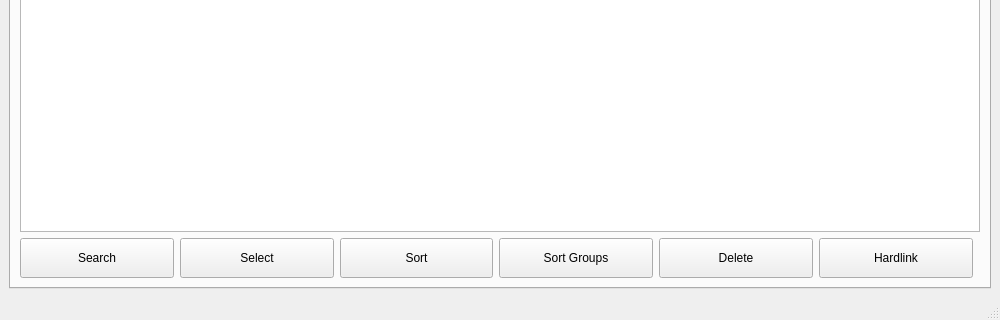
This is src/MainWindow.ui in Jake-Andrews/NDVDetector as Qt 5 draws it before an edit; both pictures show x 0 to 1000 and y 881 to 1201 of the 1000 by 1201 pixel window. The edited form follows.
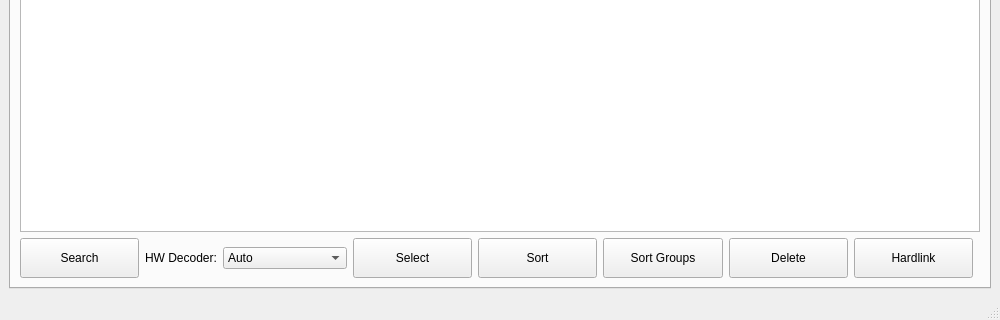
This is the edited form.

The edit to the form file:
```diff
--- a/src/MainWindow.ui
+++ b/src/MainWindow.ui
@@ -88,6 +88,46 @@
             <property name="minimumSize"><size><width>100</width><height>40</height></size></property>
            </widget>
           </item>
+          <item>
+           <layout class="QHBoxLayout">
+            <item>
+             <widget class="QLabel" name="hwDecodeLabel">
+              <property name="text">
+               <string>HW Decoder:</string>
+              </property>
+             </widget>
+            </item>
+            <item>
+             <widget class="QComboBox" name="hwDecodeComboBox">
+              <item>
+               <property name="text">
+                <string>Auto</string>
+               </property>
+              </item>
+              <item>
+               <property name="text">
+                <string>NVIDIA (NVDEC)</string>
+               </property>
+              </item>
+              <item>
+               <property name="text">
+                <string>Intel (QSV)</string>
+               </property>
+              </item>
+              <item>
+               <property name="text">
+                <string>AMD (VAAPI)</string>
+               </property>
+              </item>
+              <item>
+               <property name="text">
+                <string>CPU Only</string>
+               </property>
+              </item>
+             </widget>
+            </item>
+           </layout>
+          </item>
           <item>
            <widget class="QPushButton" name="selectButton">
             <property name="text"><string>Select</string></property>
```
Left out of the diff: 12 changed lines with no effect on the pictures.
